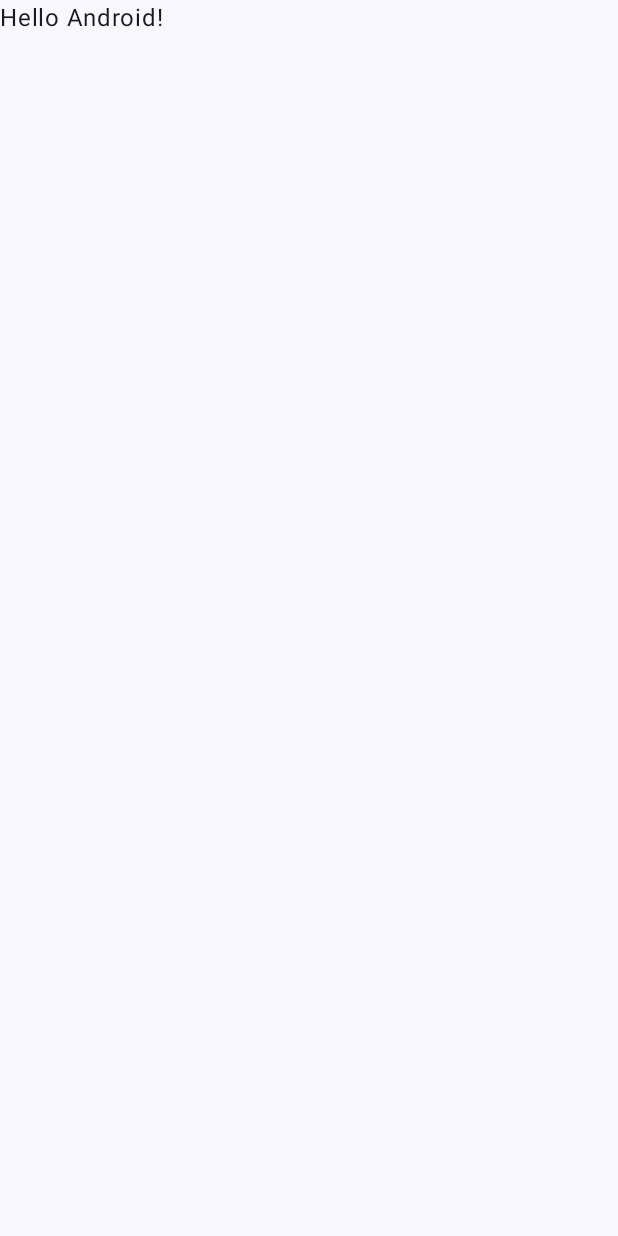
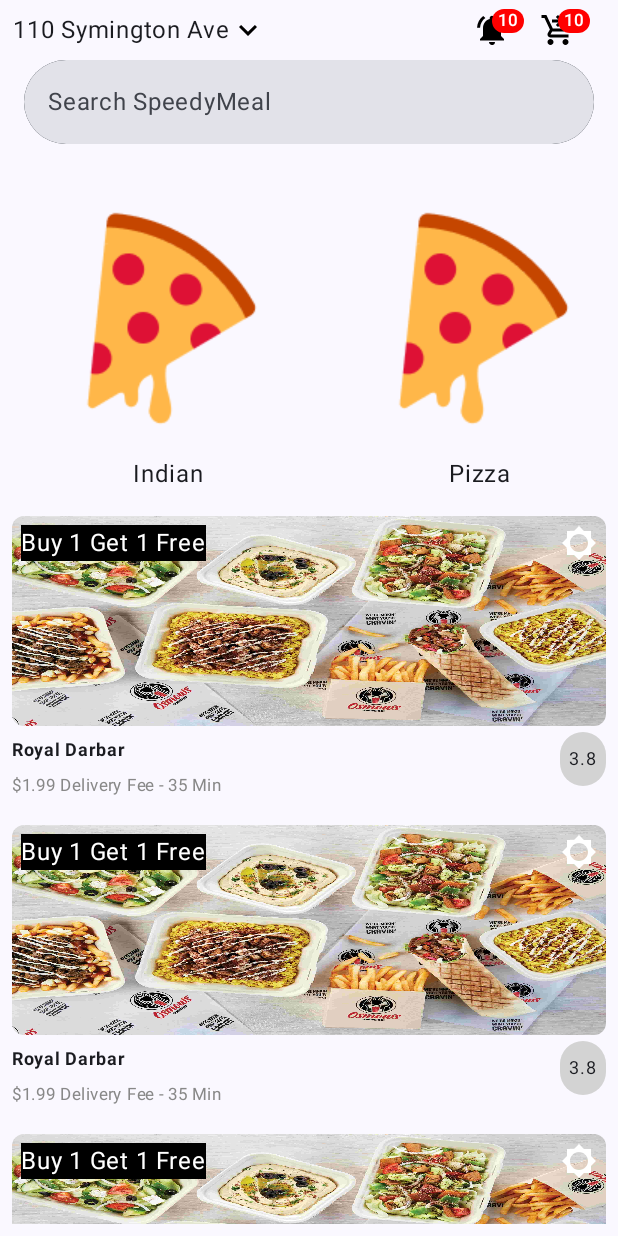
Before and after one commit to Abidbeg/SpeedyMeal, an Android app built with Jetpack Compose: the screen it shows after launch (MainActivity), on a phone screen of 412 x 824 dp. Before the commit the screen is almost empty. Run offline under Robolectric (Android 15) with nearby library versions, the phone set to English and light mode, and no system bars.

Commit message:
Design Home Screen

```diff
--- a/app/src/main/java/com/am/speedymeal/MainActivity.kt
+++ b/app/src/main/java/com/am/speedymeal/MainActivity.kt
@@ -11,17 +11,16 @@ import androidx.compose.material3.Text
 import androidx.compose.runtime.Composable
 import androidx.compose.ui.Modifier
 import androidx.compose.ui.tooling.preview.Preview
+import com.am.speedymeal.screens.HomeScreen
 import com.am.speedymeal.ui.theme.SpeedyMealTheme
 
 class MainActivity : ComponentActivity() {
     override fun onCreate(savedInstanceState: Bundle?) {
         super.onCreate(savedInstanceState)
-        enableEdgeToEdge()
         setContent {
             SpeedyMealTheme {
                 Scaffold(modifier = Modifier.fillMaxSize()) { innerPadding ->
-                    Greeting(
-                        name = "Android",
+                    HomeScreen(
                         modifier = Modifier.padding(innerPadding)
                     )
                 }
--- a/app/src/main/java/com/am/speedymeal/screens/HomeScreen.kt
+++ b/app/src/main/java/com/am/speedymeal/screens/HomeScreen.kt
@@ -5,10 +5,16 @@ import androidx.compose.foundation.background
 import androidx.compose.foundation.layout.Box
 import androidx.compose.foundation.layout.Column
 import androidx.compose.foundation.layout.Row
+import androidx.compose.foundation.layout.Spacer
 import androidx.compose.foundation.layout.fillMaxWidth
+import androidx.compose.foundation.layout.height
 import androidx.compose.foundation.layout.padding
+import androidx.compose.foundation.lazy.LazyColumn
 import androidx.compose.foundation.lazy.LazyRow
 import androidx.compose.foundation.shape.CircleShape
+import androidx.compose.foundation.shape.RoundedCornerShape
+import androidx.compose.material3.Badge
+import androidx.compose.material3.BadgedBox
 import androidx.compose.material3.Text
 import androidx.compose.material3.TextField
 import androidx.compose.material3.TextFieldDefaults
@@ -20,16 +26,20 @@ import androidx.compose.runtime.setValue
 import androidx.compose.ui.Alignment
 import androidx.compose.ui.Modifier
 import androidx.compose.ui.draw.clip
+import androidx.compose.ui.draw.paint
 import androidx.compose.ui.graphics.Color
+import androidx.compose.ui.layout.ContentScale
 import androidx.compose.ui.res.painterResource
+import androidx.compose.ui.text.font.FontWeight
 import androidx.compose.ui.text.style.TextAlign
 import androidx.compose.ui.tooling.preview.Preview
 import androidx.compose.ui.unit.dp
+import androidx.compose.ui.unit.sp
 import com.am.speedymeal.R
 
 @Preview(widthDp = 300, heightDp = 500)
 @Composable
-fun HomeScreen() {
+fun HomeScreen(modifier: Modifier = Modifier) {
     Column(
         modifier = Modifier
             .fillMaxWidth()
@@ -38,11 +48,13 @@ fun HomeScreen() {
         CustomToolBar()
         CustomSearchBar()
         ListCategory()
+        ListRestaurant()
     }
 }
 
 @Composable
 fun CustomToolBar() {
+    var itemCount = 10
     Row {
         Row(modifier = Modifier.weight(1f)) {
             Text(text = "110 Symington Ave", textAlign = TextAlign.Center)
@@ -52,15 +64,38 @@ fun CustomToolBar() {
             )
         }
         Row() {
+            BadgedBox(badge = {
+                if (itemCount > 0) {
+                    Badge(
+                        containerColor = Color.Red,
+                        contentColor = Color.White
+                    ) {
+                        Text(text = "$itemCount")
+                    }
+                }
+            },Modifier.padding(end = 20.dp)) {
                 Image(
                     painter = painterResource(id = R.drawable.notifications),
                     contentDescription = "notification",
-                modifier = Modifier.padding(end = 8.dp)
                 )
+            }
+            BadgedBox(badge = {
+                if (itemCount > 0) {
+                    Badge(
+                        containerColor = Color.Red,
+                        contentColor = Color.White
+                    ) {
+                        Text(text = "$itemCount")
+                    }
+                }
+            },Modifier.padding(end = 20.dp)) {
                 Image(
                     painter = painterResource(id = R.drawable.shopping_cart),
                     contentDescription = "cart"
                 )
+            }
+
+
         }
     }
 }
@@ -73,17 +108,21 @@ fun CustomSearchBar(modifier: Modifier = Modifier) {
 
     Box(
         modifier = Modifier
+            .fillMaxWidth()
             .padding(8.dp)
             .clip(CircleShape)
             .background(Color(0XFF101921))
     ) {
         TextField(
+            modifier = Modifier.fillMaxWidth(),
             value = searchValue,
             onValueChange = { searchValue = it },
             colors = TextFieldDefaults.colors(
                 focusedTextColor = Color(0xFFFFFFFF),
                 focusedIndicatorColor = Color.Transparent,
-            )
+                unfocusedIndicatorColor = Color.Transparent
+            ),
+            label = { Text(text = "Search SpeedyMeal") }
         )
 
     }
@@ -112,9 +151,59 @@ fun ListCategory(modifier: Modifier = Modifier) {
 fun ListCategoryItem(strText: String) {
     Column(modifier = Modifier.padding(8.dp), horizontalAlignment = Alignment.CenterHorizontally) {
         Image(
-            painter = painterResource(id = R.drawable.shopping_cart),
+            painter = painterResource(id = R.drawable.pizza),
             contentDescription = "strText",
         )
         Text(text = strText)
     }
 }
+
+@Composable
+fun ListRestaurant() {
+    LazyColumn {
+        items(10) { item ->
+            ListRestaurantItem()
+
+        }
+    }
+}
+
+@Composable
+fun ListRestaurantItem(modifier: Modifier = Modifier) {
+    Column(modifier = Modifier.padding(top = 8.dp)) {
+        Box(
+            modifier = Modifier
+                .height(140.dp)
+                .clip(RoundedCornerShape(8.dp))
+                .paint(
+                    painterResource(id = R.drawable.osmos),
+                    contentScale = ContentScale.FillBounds
+                )
+        ) {
+            Row(modifier = Modifier.padding(6.dp)) {
+                Text(
+                    text = "Buy 1 Get 1 Free", color = Color.White, modifier = Modifier
+                        .background(Color.Black)
+                )
+                Spacer(modifier = Modifier.weight(1f))
+                Image(
+                    painter = painterResource(id = R.drawable.brightness),
+                    contentDescription = "Like"
+                )
+            }
+        }
+        Row(Modifier.padding(top = 4.dp, bottom = 6.dp)) {
+            Column(modifier = Modifier.weight(1f)) {
+                Text(text = "Royal Darbar", fontSize = 12.sp, fontWeight = FontWeight.Bold)
+                Text(text = "$1.99 Delivery Fee - 35 Min", fontSize = 11.sp, color = Color.Gray)
+            }
+            Box(
+                modifier = Modifier
+                    .clip(CircleShape)
+                    .background(Color(0XFFd3d3d3))
+            ) {
+                Text(text = "3.8", modifier = Modifier.padding(6.dp), fontSize = 12.sp)
+            }
+        }
+    }
+}
--- /dev/null
+++ b/app/src/main/res/drawable/brightness.xml
@@ -0,0 +1,5 @@
+<vector xmlns:android="http://schemas.android.com/apk/res/android" android:height="24dp" android:tint="#FFFFFF" android:viewportHeight="24" android:viewportWidth="24" android:width="24dp">
+
+    <path android:fillColor="@android:color/white" android:pathData="M20,15.31L23.31,12 20,8.69V4h-4.69L12,0.69 8.69,4H4v4.69L0.69,12 4,15.31V20h4.69L12,23.31 15.31,20H20v-4.69zM12,18c-3.31,0 -6,-2.69 -6,-6s2.69,-6 6,-6 6,2.69 6,6 -2.69,6 -6,6z"/>
+
+</vector>
```
Also changed, not shown: app/src/main/res/drawable/osmos.jpeg (added), app/src/main/res/drawable/pizza.png (added). Lines whose indentation alone changed are shown as unchanged.
